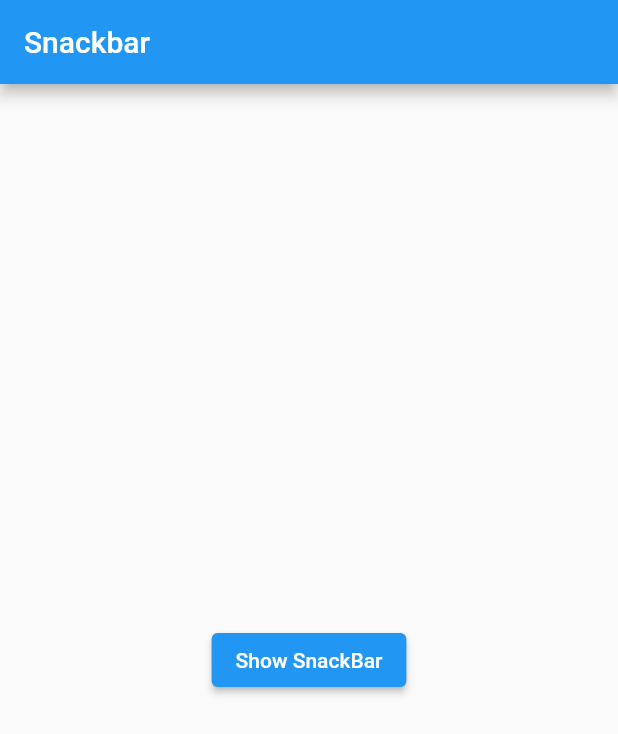
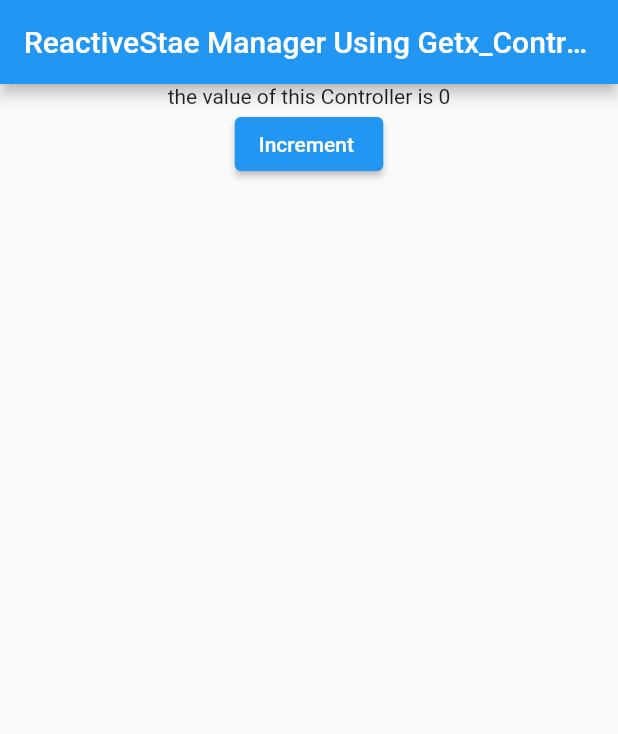
Before and after one commit to like-github1/getx_tutorials, a Flutter app: the screen it shows after launch, on a phone screen of 412 x 824 dp. Shown: the top 734 px of the screen. Run offline on Flutter 3.47's test engine with Material 2 defaults, Android fonts, the phone set to English and light mode, and no system bars; our stand-ins replace get.

Commit message:
Reactive State Manager - GetX with Controller Type
Reactive State Manager - GetX with Controller Type

```diff
--- /dev/null
+++ b/lib/Getx_controller.dart
@@ -0,0 +1,11 @@
+import 'package:get/get.dart';
+
+
+class Controller extends GetxController{
+var count=0.obs;
+  void increment(){
+    count++;
+  }
+
+
+}
--- a/lib/main.dart
+++ b/lib/main.dart
@@ -2,66 +2,46 @@ import 'package:flutter/material.dart';
 import 'package:get/get.dart';
 import 'package:get/get_core/get_core.dart';
 import 'package:get/get_navigation/get_navigation.dart';
+import 'package:getx_tutorials/Getx_controller.dart';
 
 void main() {
   runApp(
-    myapp(),
+    Myapp(),
   );
 }
+class Myapp extends StatelessWidget {
+   Myapp({Key? key}) : super(key: key);
+   //if init is not used in Getx Bulder
+  Controller mycontroller= Get.put(Controller());
 
-class myapp extends StatefulWidget {
-  myapp({Key? key}) : super(key: key);
-
-  @override
-  State<myapp> createState() => _myappState();
-}
-
-class _myappState extends State<myapp> {
   @override
   Widget build(BuildContext context) {
     return GetMaterialApp(
-      title: "Snackbar using GetX",
+      title: "Getx Controller Using ",
       home: Scaffold(
-        appBar: AppBar(
-          title: Text("Snackbar"),
+        appBar: AppBar(title: Text("ReactiveStae Manager Using Getx_Controller Type"),
+
         ),
-        body: Container(
-          child: Center(
-            child: ElevatedButton(
-                onPressed: () {
-                  Get.snackbar(
-                    "snakbar Text",
-                    "Snackbar Messages",
-                    titleText: const Text(
-                      "this is Snakbar",
-                      style: TextStyle(color: Colors.blue),
-                    ),
-                    messageText: const Text("this is message text"),
-                    colorText: Colors.red,
-                    backgroundColor: Colors.pink,
-                    snackPosition: SnackPosition.BOTTOM,
-                    borderRadius: 2,
-                    margin: const EdgeInsets.all(3),
-                    backgroundGradient: const LinearGradient(colors: [
-                      Colors.red,Colors.blue,
-                    ]),
-                    isDismissible: true,
-                    dismissDirection: DismissDirection.horizontal,
-                    forwardAnimationCurve: Curves.bounceInOut,
-                    //add like leadding icon on Snackbar
-                    icon: Icon(Icons.send, color: Colors.blue,),
-                    shouldIconPulse: false,
-                    //add Trailing Icon on SnackBar
-                    mainButton: TextButton(onPressed: (){}, child: Text("send")),
-                    onTap: (Value){
-                      print("SnackBar is Clicked");
+        body: Center(
+          child: Column(
+            children: [
+              // Obx(()=>Text("this your name ${mycontroller.users.name.value}"))
+              GetX<Controller>(
+               // init: Controller(),//this Create an Instance of Controller and Initialize it
+                builder: (Controller){
+                  return Text("the value of this Controller is ${mycontroller.count}");
 
-                    }
+                }
+                ),
+                ElevatedButton(
+                  onPressed: (){
+                   // Get.find<Controller>().increment();
+                   mycontroller.increment();
+                  }
+                , child: Text("Increment "),
+                )
 
-
-                    );
-                },
-                child: const Text("Show SnackBar")),
+            ],
           ),
         ),
       ),
```
Also changed, not shown: lib/user.dart (added, +10 -0 lines), 1 other file.
